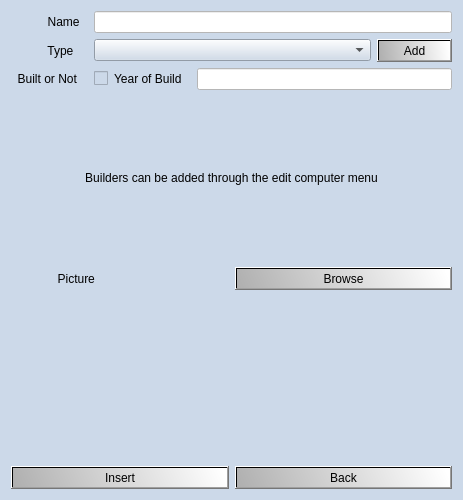
This is verklegt_vika_3/verklegt_GUI/UI/insertcomputerdialog.ui in vilhjalmur12/verklegt_1 as Qt 5 draws it before an edit. The edited form follows.
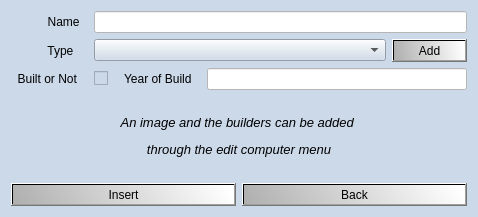
This is the edited form.

Commit message: vinna i insert cpu

Patch:
```diff
--- a/verklegt_vika_3/verklegt_GUI/UI/insertcomputerdialog.ui
+++ b/verklegt_vika_3/verklegt_GUI/UI/insertcomputerdialog.ui
@@ -6,8 +6,8 @@
    <rect>
     <x>0</x>
     <y>0</y>
-    <width>462</width>
-    <height>500</height>
+    <width>478</width>
+    <height>217</height>
    </rect>
   </property>
   <property name="windowTitle">
@@ -45,12 +45,40 @@
   <layout class="QVBoxLayout" name="verticalLayout">
    <item>
     <layout class="QGridLayout" name="gridLayout">
-     <item row="5" column="0">
-      <widget class="QLabel" name="label_imCpu">
-       <property name="text">
-        <string/>
-       </property>
-      </widget>
+     <item row="4" column="0">
+      <layout class="QHBoxLayout" name="horizontalLayout_9">
+       <item>
+        <widget class="QPushButton" name="pushButton_insert">
+         <property name="text">
+          <string>Insert</string>
+         </property>
+        </widget>
+       </item>
+       <item>
+        <widget class="QPushButton" name="pushButton_back">
+         <property name="text">
+          <string>Back</string>
+         </property>
+        </widget>
+       </item>
+      </layout>
+     </item>
+     <item row="3" column="0">
+      <layout class="QHBoxLayout" name="horizontalLayout_3">
+       <item>
+        <widget class="QLabel" name="label_5">
+         <property name="minimumSize">
+          <size>
+           <width>77</width>
+           <height>0</height>
+          </size>
+         </property>
+         <property name="text">
+          <string>&lt;html&gt;&lt;head/&gt;&lt;body&gt;&lt;p align=&quot;center&quot;&gt;&lt;span style=&quot; font-size:10pt; font-style:italic;&quot;&gt;An image and the builders can be added &lt;/span&gt;&lt;/p&gt;&lt;p align=&quot;center&quot;&gt;&lt;span style=&quot; font-size:10pt; font-style:italic;&quot;&gt;through the edit computer menu&lt;/span&gt;&lt;/p&gt;&lt;/body&gt;&lt;/html&gt;</string>
+         </property>
+        </widget>
+       </item>
+      </layout>
      </item>
      <item row="0" column="0">
       <layout class="QHBoxLayout" name="horizontalLayout_8">
@@ -79,24 +107,6 @@
        </item>
       </layout>
      </item>
-     <item row="4" column="0">
-      <layout class="QHBoxLayout" name="horizontalLayout">
-       <item>
-        <widget class="QLabel" name="label_6">
-         <property name="text">
-          <string>              Picture</string>
-         </property>
-        </widget>
-       </item>
-       <item>
-        <widget class="QPushButton" name="pushButton_browseImCpu">
-         <property name="text">
-          <string>Browse</string>
-         </property>
-        </widget>
-       </item>
-      </layout>
-     </item>
      <item row="1" column="0">
       <layout class="QHBoxLayout" name="horizontalLayout_6">
        <item>
@@ -175,6 +185,22 @@
          </property>
         </widget>
        </item>
+       <item>
+        <spacer name="horizontalSpacer">
+         <property name="orientation">
+          <enum>Qt::Horizontal</enum>
+         </property>
+         <property name="sizeType">
+          <enum>QSizePolicy::Minimum</enum>
+         </property>
+         <property name="sizeHint" stdset="0">
+          <size>
+           <width>10</width>
+           <height>20</height>
+          </size>
+         </property>
+        </spacer>
+       </item>
        <item>
         <widget class="QLabel" name="label_2">
          <property name="minimumSize">
@@ -203,41 +229,6 @@
        </item>
       </layout>
      </item>
-     <item row="6" column="0">
-      <layout class="QHBoxLayout" name="horizontalLayout_9">
-       <item>
-        <widget class="QPushButton" name="pushButton_insert">
-         <property name="text">
-          <string>Insert</string>
-         </property>
-        </widget>
-       </item>
-       <item>
-        <widget class="QPushButton" name="pushButton_back">
-         <property name="text">
-          <string>Back</string>
-         </property>
-        </widget>
-       </item>
-      </layout>
-     </item>
-     <item row="3" column="0">
-      <layout class="QHBoxLayout" name="horizontalLayout_3">
-       <item>
-        <widget class="QLabel" name="label_5">
-         <property name="minimumSize">
-          <size>
-           <width>77</width>
-           <height>0</height>
-          </size>
-         </property>
-         <property name="text">
-          <string>&lt;html&gt;&lt;head/&gt;&lt;body&gt;&lt;p align=&quot;center&quot;&gt;&lt;span style=&quot; font-size:9pt;&quot;&gt;       Builders can be added through the edit computer menu&lt;/span&gt;&lt;/p&gt;&lt;/body&gt;&lt;/html&gt;</string>
-         </property>
-        </widget>
-       </item>
-      </layout>
-     </item>
     </layout>
    </item>
   </layout>
```
The commit also changes 7 other files.
